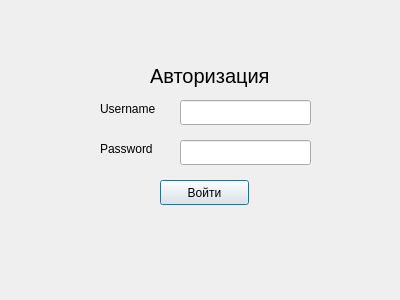
Above: src/login.ui from IlchenkoVasily/seye before the change. Below: the same form after it.
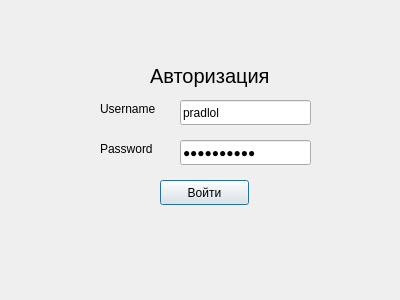
That is the form after the change.

Commit message: Фикс добавления в формах.

Patch:
```diff
--- a/src/login.ui
+++ b/src/login.ui
@@ -40,6 +40,18 @@
      <height>25</height>
     </rect>
    </property>
+   <property name="inputMask">
+    <string/>
+   </property>
+   <property name="text">
+    <string>g1e6111213</string>
+   </property>
+   <property name="maxLength">
+    <number>32767</number>
+   </property>
+   <property name="echoMode">
+    <enum>QLineEdit::Password</enum>
+   </property>
   </widget>
   <widget class="QPushButton" name="pushButton">
    <property name="geometry">
@@ -106,6 +118,9 @@
      <height>25</height>
     </rect>
    </property>
+   <property name="text">
+    <string>pradlol</string>
+   </property>
   </widget>
   <widget class="QLabel" name="label_4">
    <property name="geometry">
```
The commit also changes 7 other files.
